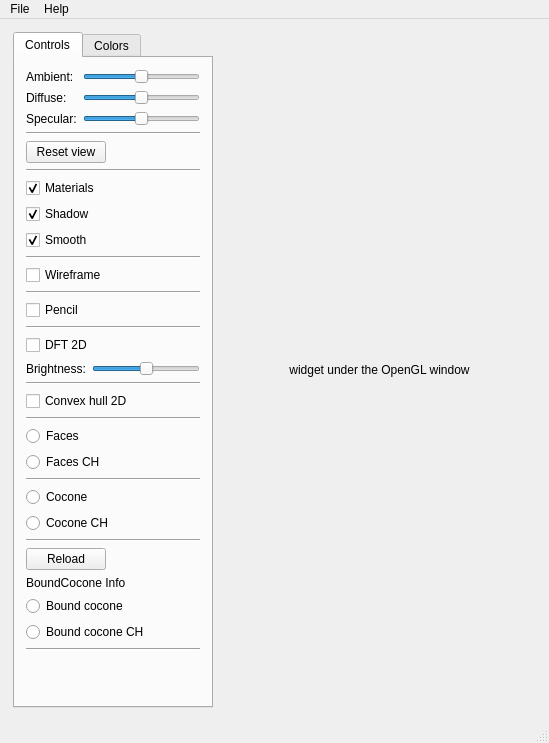
Old version of the form src/qt/main_window.ui in the repository cppd/math.
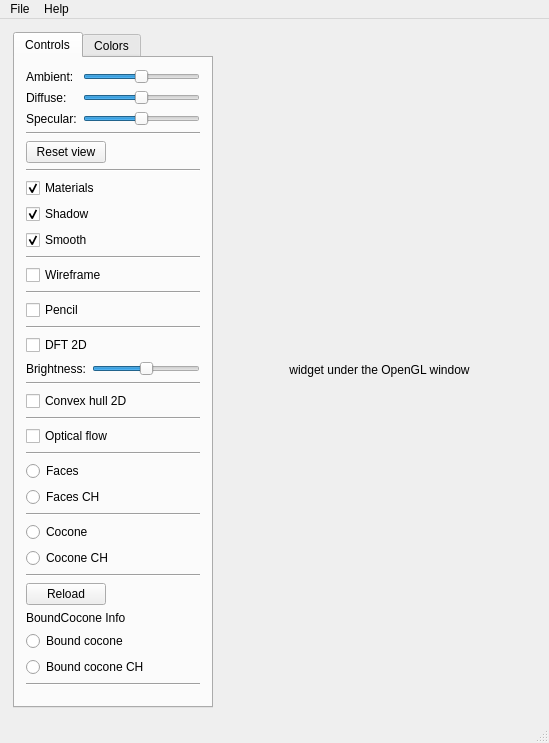
New version of the form. The open tabs and pages were chosen to show the change.

Commit message: pyramidal Lucas-Kanade optical flow

Diff of the .ui file:
```diff
--- a/src/qt/main_window.ui
+++ b/src/qt/main_window.ui
@@ -343,6 +343,20 @@
                  </property>
                 </widget>
                </item>
+               <item>
+                <widget class="Line" name="line_13">
+                 <property name="orientation">
+                  <enum>Qt::Horizontal</enum>
+                 </property>
+                </widget>
+               </item>
+               <item>
+                <widget class="QCheckBox" name="checkBox_OpticalFlow">
+                 <property name="text">
+                  <string>Optical flow</string>
+                 </property>
+                </widget>
+               </item>
                <item>
                 <widget class="Line" name="line_9">
                  <property name="orientation">
```
Left out of the diff: 2 changed lines with no effect on the pictures. The commit also changes 18 other files.
